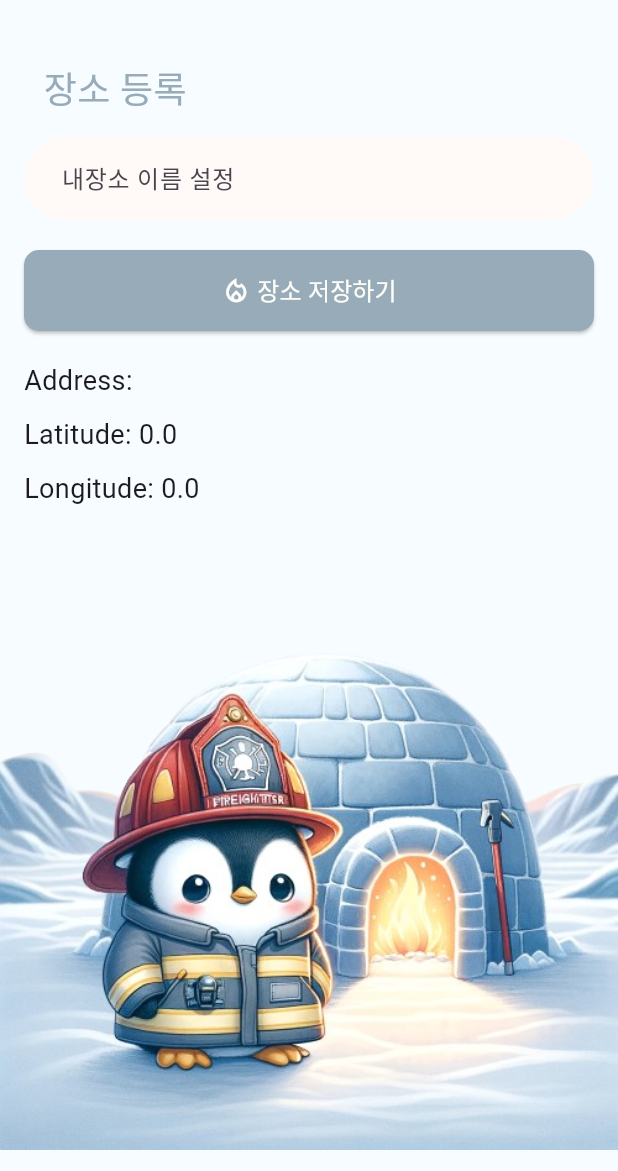
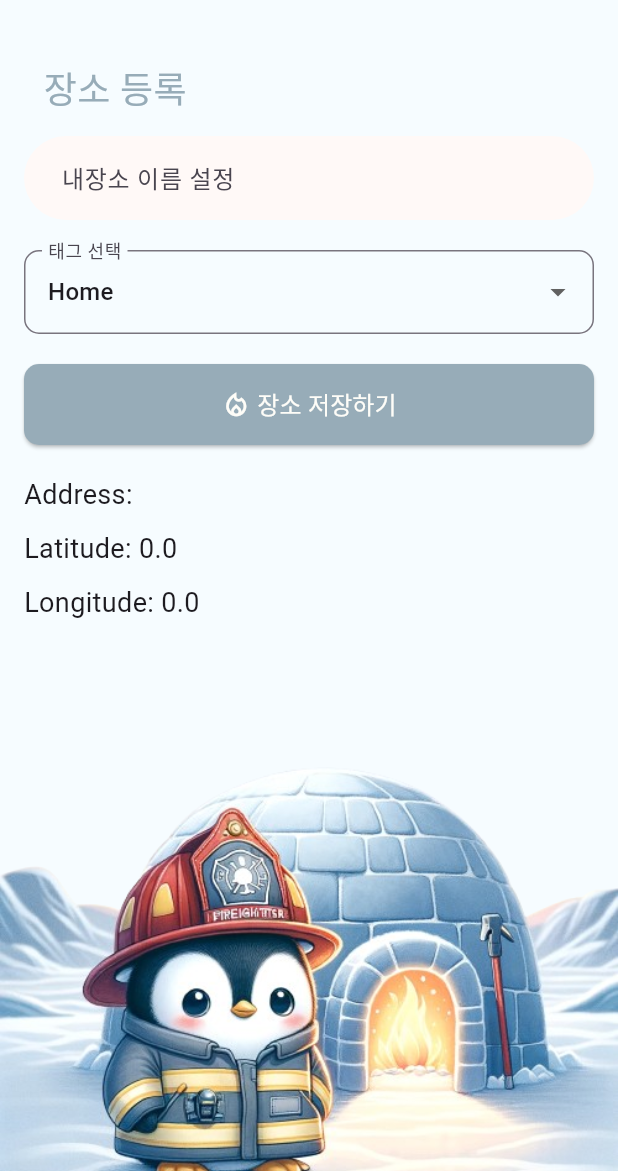
Before and after one commit to byeori-moon/GSCFront, a Flutter app: the SaveMyPlaceScreen screen opened directly, on a phone screen of 412 x 824 dp, the part 65-1236 px from its top. Run offline on Flutter 3.47's test engine with Material 3 defaults, Android fonts, the phone set to English and light mode, and no system bars; our stand-ins replace camera, dio, firebase_auth, firebase_core, firebase_messaging, flutter_secure_storage and 8 more; missing offline and left inert: flutter_vision; accounts and stored records are empty; Roboto replaces fonts that are missing (OHSQUARE, OHSQUAREAIR).

Commit message:
장소 등록 및 물체 등록 코드 구현

```diff
--- a/lib/component/sign_in_component.dart
+++ b/lib/component/sign_in_component.dart
@@ -20,6 +20,7 @@ Future<User?> signInWithGoogle() async {
     if (googleUser != null) {
       final GoogleSignInAuthentication googleAuth =
           await googleUser.authentication;
+      print(googleAuth);
       final fcmToken = await FirebaseMessaging.instance.getToken();
       final OAuthCredential credential = GoogleAuthProvider.credential(
         accessToken: googleAuth.accessToken,
@@ -59,7 +60,7 @@ Future<void> checkUserInfoAndNavigate(User? user) async {
 
   try {
     final response = await dio.post(
-      'https://03cc-119-202-37-52.ngrok-free.app/users/signIn/',
+      'http://pengy.dev/users/signIn/',
       options: Options(headers: {
         'Content-Type': 'application/json',
         'Authorization': 'Bearer $idToken',
@@ -87,4 +88,5 @@ void onGoogleSignInButtonPressed() {
   signInWithGoogle().then((user) {
     checkUserInfoAndNavigate(user);
   });
+
 }
--- a/lib/controller/account_controller.dart
+++ b/lib/controller/account_controller.dart
@@ -23,20 +23,20 @@ void printLongString(String text) {
 class AccountController extends GetxController {
   Future<void> signUpWithGoogle(String userName) async {
     final String? idToken = await TokenManager().getToken();
-    print(idToken);
+    print("token:$idToken");
 
     final dio = Dio();
     try {
       dio.interceptors.add(CustomInterceptor());
 
       final response = await dio.post(
-        'https://03cc-119-202-37-52.ngrok-free.app/users/signUp/',
+        'http://pengy.dev/users/signUp/',
         options: Options(headers: {
           'Content-Type': 'application/json',
           'Authorization': 'Bearer $idToken',
         }),
         data: {
-          'name': '벼리',
+          'name': '준형',
         },
       );
 
--- a/lib/main.dart
+++ b/lib/main.dart
@@ -1,7 +1,6 @@
 
 import 'package:camera_pj/constant/colors.dart';
 import 'package:camera_pj/controller/object_controller.dart';
-import 'package:camera_pj/pages/camera.dart';
 import 'package:camera_pj/pages/main_page.dart';
 import 'package:camera_pj/screen/map_screen.dart';
 import 'package:camera_pj/screen/home_screen.dart';
@@ -28,7 +27,7 @@ void main() async {
         fontFamily: 'OHSQUAREAIR'
       ),
 
-      home: LoginScreen(),
+      home: MainPage(),
     ),
   );
 }
--- a/lib/pages/main_page.dart
+++ b/lib/pages/main_page.dart
@@ -1,6 +1,5 @@
 import 'package:camera_pj/component/input_component.dart';
 import 'package:camera_pj/constant/colors.dart';
-import 'package:camera_pj/pages/map_page.dart';
 import 'package:camera_pj/screen/camera_screen.dart';
 import 'package:camera_pj/screen/search_place_screen.dart';
 import 'package:flutter/material.dart';
--- a/lib/screen/home_screen.dart
+++ b/lib/screen/home_screen.dart
@@ -2,7 +2,7 @@ import 'package:camera_pj/component/input_component.dart';
 import 'package:camera_pj/constant/colors.dart';
 import 'package:camera_pj/controller/account_controller.dart';
 import 'package:camera_pj/controller/object_controller.dart';
-import 'package:camera_pj/pages/camera.dart';
+import 'package:camera_pj/screen/camera_screen.dart';
 import 'package:camera_pj/screen/map_screen.dart';
 import 'package:camera_pj/screen/search_place_screen.dart';
 import 'package:dio/dio.dart';
@@ -109,7 +109,7 @@ class HomeScreen extends StatelessWidget {
                     Expanded(
                       child: ElevatedButton(
                         onPressed: () {
-                          objectController.getInformation();
+                            Get.to(CameraView());
                           },
                         style: ElevatedButton.styleFrom(
                           shadowColor: SHADOW_BLUE,
--- a/lib/screen/login_screen.dart
+++ b/lib/screen/login_screen.dart
@@ -55,6 +55,7 @@ class _LoginScreenState extends State<LoginScreen> {
                       name: '구글 계정으로 회원가입하기',
                       onPressed: () {
                         signInWithGoogle().then((user) {
+                          print(user);
                           Get.to(SignInNameInput());
                         });
                       },
--- a/lib/screen/save_my_place_screen.dart
+++ b/lib/screen/save_my_place_screen.dart
@@ -1,16 +1,18 @@
 import 'package:camera_pj/component/button_component.dart';
+import 'package:camera_pj/controller/account_controller.dart';
+import 'package:dio/dio.dart';
 import 'package:flutter/material.dart';
 import 'package:get/get.dart';
 
 import '../constant/colors.dart';
 import '../controller/address_controller.dart';
 
-
 class SaveMyPlaceScreen extends StatelessWidget {
   SaveMyPlaceScreen({Key? key}) : super(key: key);
 
   final AddressController addressController = Get.find<AddressController>();
   final TextEditingController nicknameController = TextEditingController();
+  String? selectedTag = 'Home'; // 선택된 태그를 저장하는 변수
 
   @override
   Widget build(BuildContext context) {
@@ -35,7 +37,7 @@ class SaveMyPlaceScreen extends StatelessWidget {
                     padding: const EdgeInsets.all(13.0),
                     child: Text(
                       '장소 등록',
-                      style: TextStyle(fontSize: 24, fontFamily: 'OHSQUARE',color: BUTTON_BLUE),
+                      style: TextStyle(fontSize: 24, fontFamily: 'OHSQUARE', color: BUTTON_BLUE),
                     ),
                   ),
                   Container(
@@ -54,37 +56,63 @@ class SaveMyPlaceScreen extends StatelessWidget {
                     ),
                   ),
                   SizedBox(height: 20),
-                  DefaultButton(buttonText: '장소 저장하기', onPressed: () {
+                  Row(
+                    children: [
+                      Expanded(
+                        child: DropdownButtonFormField<String>(
+                          decoration: InputDecoration(
+                            labelText: '태그 선택',
+                            labelStyle: TextStyle(fontFamily: 'OHSQUAREAIR'),
+                            border: OutlineInputBorder(
+                              borderRadius: BorderRadius.circular(10.0),
+                            ),
+                          ),
+                          value: selectedTag,
+                          items: ['Home', 'Cafe', 'School'] // 선택할 태그 목록
+                              .map((String value) {
+                            return DropdownMenuItem<String>(
+                              value: value,
+                              child: Text(value),
+                            );
+                          }).toList(),
+                          onChanged: (newValue) {
+                            // 선택된 태그 업데이트
+                            selectedTag = newValue!;
+                          },
+                        ),
+                      ),
+                    ],
+                  ),
+                  SizedBox(height: 20),
+                  DefaultButton(buttonText: '장소 저장하기', onPressed: () async {
                     String nickname = nicknameController.text;
-                    if (nickname.isNotEmpty) {
-                      addressController.savePlace(nickname);
+                    String address= "${addressController.longitude.value}, ${addressController.latitude.value}";
+                    String place = addressController.placeAddress.value;
+                    if (nickname.isNotEmpty && selectedTag!.isNotEmpty) {
+                      addressController.savePlace(nickname, address, place,selectedTag!);
                     } else {
-                      Get.snackbar('Error', '이름을 입력해주세요');
+                      Get.snackbar('Error', '이름과 태그를 입력해주세요');
                     }
-
                   }),
                   SizedBox(height: 20),
                   Text(
-                    'Address: ${addressController.placeAddress}',
-                    style: TextStyle(fontSize: 18,fontFamily: 'OHSQUAREAIR'),
+                    'Address: ${addressController.placeAddress.value}',
+                    style: TextStyle(fontSize: 18, fontFamily: 'OHSQUAREAIR'),
                   ),
                   SizedBox(height: 10),
                   Text(
-                    'Latitude: ${addressController.latitude}',
-                    style: TextStyle(fontSize: 18,fontFamily: 'OHSQUAREAIR'),
+                    'Latitude: ${addressController.latitude.value}',
+                    style: TextStyle(fontSize: 18, fontFamily: 'OHSQUAREAIR'),
                   ),
                   SizedBox(height: 10),
                   Text(
-                    'Longitude: ${addressController.longitude}',
-                    style: TextStyle(fontSize: 18,fontFamily: 'OHSQUAREAIR'),
+                    'Longitude: ${addressController.longitude.value}',
+                    style: TextStyle(fontSize: 18, fontFamily: 'OHSQUAREAIR'),
                   ),
-
-
                 ],
               ),
             ),
             Image.asset('asset/img/default_character_bottom.png'),
-
           ],
         ),
       )),
--- a/lib/screen/search_place_screen.dart
+++ b/lib/screen/search_place_screen.dart
@@ -222,7 +222,7 @@ class _SearchPlaceScreenState extends State<SearchPlaceScreen> {
                     children: [
                       Icon(
                         Icons.check,
-                        size: 20,
+                          size: 20,
                       ),
                       SizedBox(
                         width: 4,
```
Also changed, not shown: lib/controller/address_controller.dart (+41 -2 lines), lib/controller/scan_controller.dart (+39 -0 lines), lib/screen/camera_after_screen.dart (+54 -10 lines), pubspec.yaml (+7 -0 lines), pubspec.lock, 2 other files.
